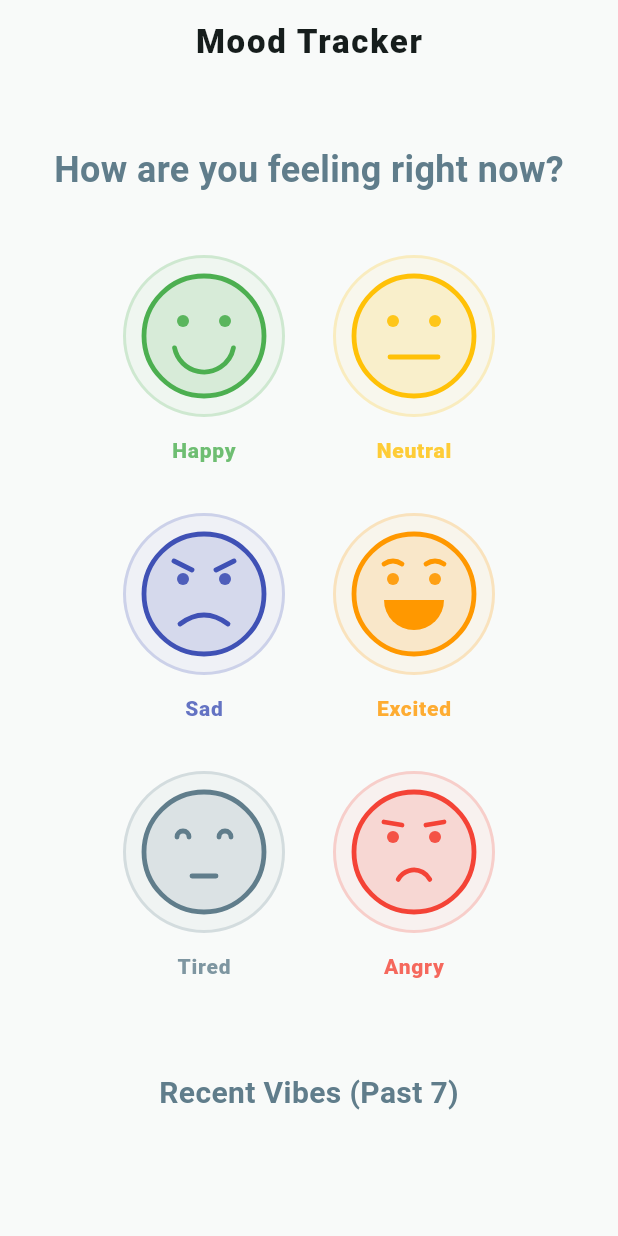
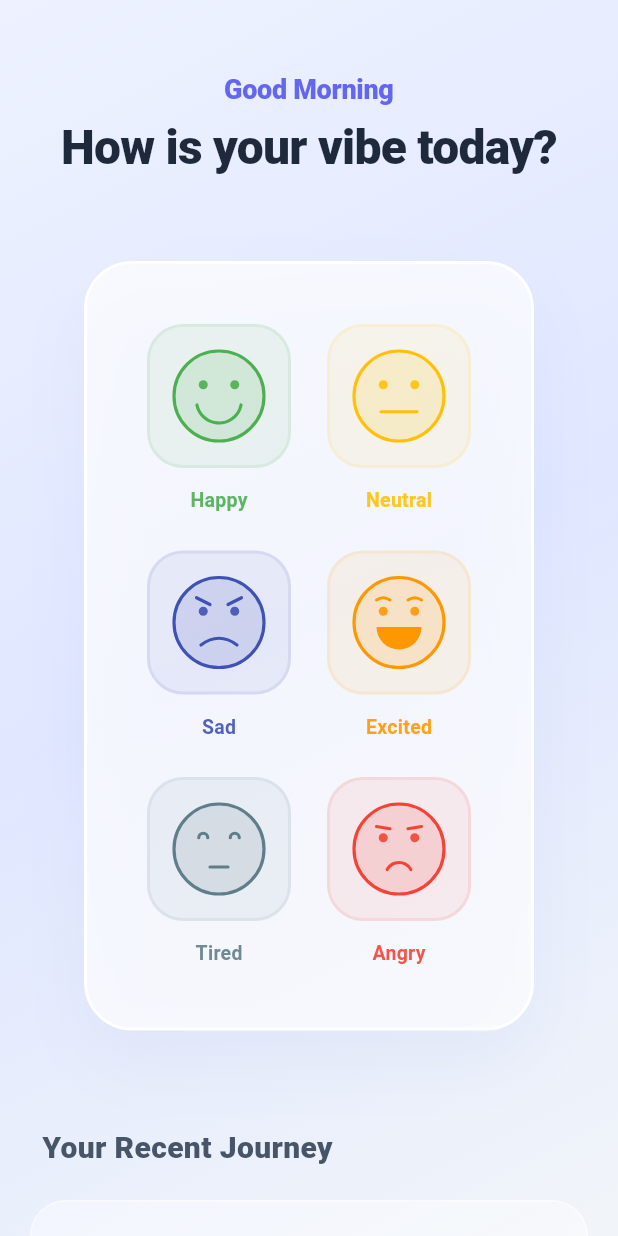
Before and after one commit to filelucker/flutter_mood_tracker_web_app, a Flutter app: the screen it shows after launch, on a phone screen of 412 x 824 dp. Run offline on Flutter 3.47's test engine with Material 3 defaults, Android fonts, the light colour scheme and no system bars.

Commit message:
ui: major visual overhaul for a modern and premium aesthetic
- Redesigned main screen with a soft gradient background and glassy containers.
- Added time-based personalized greetings.
- Implemented hover scale animations for mood buttons.
- Refined typography and color palette using Indigo/Slate tones.
- Updated TimelineCard with a cleaner, more minimal design and better layout.
- Polished CustomPainter stroke weights for a crisper vector look.

```diff
--- a/lib/main.dart
+++ b/lib/main.dart
@@ -14,12 +14,25 @@ class MoodTrackerApp extends StatelessWidget {
   @override
   Widget build(BuildContext context) {
     return MaterialApp(
-      title: 'Vector Mood Tracker',
+      title: 'VibeCheck',
       debugShowCheckedModeBanner: false,
       theme: ThemeData(
         useMaterial3: true,
-        colorSchemeSeed: Colors.teal,
-        scaffoldBackgroundColor: const Color(0xFFF8FAF9),
+        colorSchemeSeed: const Color(0xFF6366F1), // Modern Indigo
+        brightness: Brightness.light,
+        scaffoldBackgroundColor: const Color(0xFFF1F5F9), // Slate 100
+        textTheme: const TextTheme(
+          displaySmall: TextStyle(
+            fontWeight: FontWeight.w900,
+            color: Color(0xFF1E293B),
+            letterSpacing: -0.5,
+          ),
+          titleLarge: TextStyle(
+            fontWeight: FontWeight.w800,
+            color: Color(0xFF334155),
+            letterSpacing: -0.2,
+          ),
+        ),
       ),
       home: const MoodTrackerHome(),
     );
@@ -34,45 +47,78 @@ class MoodTrackerHome extends StatefulWidget {
 }
 
 class _MoodTrackerHomeState extends State<MoodTrackerHome> {
-  // Native state management: local instance of ChangeNotifier
   final MoodProvider _moodProvider = MoodProvider();
+
+  String get _greeting {
+    final hour = DateTime.now().hour;
+    if (hour < 12) return 'Good Morning';
+    if (hour < 17) return 'Good Afternoon';
+    return 'Good Evening';
+  }
 
   @override
   Widget build(BuildContext context) {
     return Scaffold(
-      appBar: AppBar(
-        title: const Text(
-          'Mood Tracker',
-          style: TextStyle(fontWeight: FontWeight.w900, letterSpacing: 1.2),
-        ),
-        centerTitle: true,
-        elevation: 0,
-        backgroundColor: Colors.transparent,
-      ),
-      body: Center(
-        child: SingleChildScrollView(
-          padding: const EdgeInsets.symmetric(vertical: 40),
-          child: Container(
-            constraints: const BoxConstraints(maxWidth: 800),
-            child: Column(
-              mainAxisAlignment: MainAxisAlignment.center,
-              children: [
-                const Text(
-                  'How are you feeling right now?',
-                  style: TextStyle(
-                    fontSize: 24,
-                    fontWeight: FontWeight.w600,
-                    color: Colors.blueGrey,
+      body: Container(
+        decoration: const BoxDecoration(
+          gradient: LinearGradient(
+            begin: Alignment.topLeft,
+            end: Alignment.bottomRight,
+            colors: [
+              Color(0xFFEEF2FF),
+              Color(0xFFE0E7FF),
+              Color(0xFFF1F5F9),
+            ],
           ),
         ),
-                const SizedBox(height: 40),
+        child: SafeArea(
+          child: Center(
+            child: SingleChildScrollView(
+              padding: const EdgeInsets.symmetric(vertical: 48, horizontal: 20),
+              child: Container(
+                constraints: const BoxConstraints(maxWidth: 700),
+                child: Column(
+                  children: [
+                    // Header Section
+                    Column(
+                      children: [
+                        Text(
+                          _greeting,
+                          style: Theme.of(context).textTheme.titleLarge?.copyWith(
+                                color: const Color(0xFF6366F1),
+                                fontSize: 18,
+                              ),
+                        ),
+                        const SizedBox(height: 8),
+                        Text(
+                          'How is your vibe today?',
+                          textAlign: TextAlign.center,
+                          style: Theme.of(context).textTheme.displaySmall?.copyWith(
+                                fontSize: 32,
+                              ),
+                        ),
+                      ],
+                    ),
+                    const SizedBox(height: 56),
 
-                // Mood Logging Buttons - Now using Wrap for more moods
-                Padding(
-                  padding: const EdgeInsets.symmetric(horizontal: 24),
+                    // Mood Selector Card
+                    Container(
+                      padding: const EdgeInsets.all(40),
+                      decoration: BoxDecoration(
+                        color: Colors.white.withOpacity(0.7),
+                        borderRadius: BorderRadius.circular(32),
+                        border: Border.all(color: Colors.white, width: 2),
+                        boxShadow: [
+                          BoxShadow(
+                            color: Colors.indigo.withOpacity(0.05),
+                            blurRadius: 40,
+                            offset: const Offset(0, 20),
+                          ),
+                        ],
+                      ),
                       child: Wrap(
-                    spacing: 32,
-                    runSpacing: 32,
+                        spacing: 24,
+                        runSpacing: 24,
                         alignment: WrapAlignment.center,
                         children: MoodType.values
                             .map((type) => _MoodButton(
@@ -83,41 +129,55 @@ class _MoodTrackerHomeState extends State<MoodTrackerHome> {
                       ),
                     ),
 
-                const SizedBox(height: 60),
+                    const SizedBox(height: 64),
 
-                // Timeline Section: Now Centered in the screen flow
-                const Text(
-                  'Recent Vibes (Past 7)',
+                    // History Section
+                    Column(
+                      crossAxisAlignment: CrossAxisAlignment.start,
+                      children: [
+                        const Padding(
+                          padding: EdgeInsets.only(left: 8, bottom: 20),
+                          child: Text(
+                            'Your Recent Journey',
                             style: TextStyle(
                               fontSize: 20,
-                    fontWeight: FontWeight.w700,
-                    color: Colors.blueGrey,
+                              fontWeight: FontWeight.w800,
+                              color: Color(0xFF475569),
                             ),
                           ),
-                const SizedBox(height: 24),
-
+                        ),
                         SizedBox(
-                  height: 240,
+                          height: 220,
                           child: ListenableBuilder(
                             listenable: _moodProvider,
                             builder: (context, child) {
                               final entries = _moodProvider.lastSevenEntries;
 
                               if (entries.isEmpty) {
-                        return const Center(
+                                return Container(
+                                  width: double.infinity,
+                                  decoration: BoxDecoration(
+                                    color: Colors.white.withOpacity(0.4),
+                                    borderRadius: BorderRadius.circular(24),
+                                    border: Border.all(
+                                      color: Colors.white.withOpacity(0.5),
+                                    ),
+                                  ),
+                                  child: const Center(
                                     child: Text(
-                            'No entries yet. Tap a face above to start!',
+                                      'Your timeline is empty. Log a mood to start!',
                                       style: TextStyle(
-                                color: Colors.grey,
-                                fontStyle: FontStyle.italic),
+                                        color: Color(0xFF94A3B8),
+                                        fontStyle: FontStyle.italic,
+                                        fontWeight: FontWeight.w500,
+                                      ),
+                                    ),
                                   ),
                                 );
                               }
 
                               return ListView.builder(
                                 scrollDirection: Axis.horizontal,
-                        shrinkWrap: true,
-                        padding: const EdgeInsets.symmetric(horizontal: 16),
                                 physics: const BouncingScrollPhysics(),
                                 itemCount: entries.length,
                                 itemBuilder: (context, index) {
@@ -129,6 +189,10 @@ class _MoodTrackerHomeState extends State<MoodTrackerHome> {
                         ),
                       ],
                     ),
+                  ],
+                ),
+              ),
+            ),
           ),
         ),
       ),
@@ -136,44 +200,65 @@ class _MoodTrackerHomeState extends State<MoodTrackerHome> {
   }
 }
 
-class _MoodButton extends StatelessWidget {
+class _MoodButton extends StatefulWidget {
   final MoodType type;
   final VoidCallback onTap;
 
   const _MoodButton({required this.type, required this.onTap});
 
   @override
+  State<_MoodButton> createState() => _MoodButtonState();
+}
+
+class _MoodButtonState extends State<_MoodButton> {
+  bool _isHovered = false;
+
+  @override
   Widget build(BuildContext context) {
-    return Column(
+    return MouseRegion(
+      onEnter: (_) => setState(() => _isHovered = true),
+      onExit: (_) => setState(() => _isHovered = false),
+      cursor: SystemMouseCursors.click,
+      child: GestureDetector(
+        onTap: widget.onTap,
+        child: AnimatedScale(
+          scale: _isHovered ? 1.1 : 1.0,
+          duration: const Duration(milliseconds: 200),
+          curve: Curves.easeOutBack,
+          child: Column(
+            mainAxisSize: MainAxisSize.min,
             children: [
-        GestureDetector(
-          onTap: onTap,
-          child: MouseRegion(
-            cursor: SystemMouseCursors.click,
-            child: Container(
-              padding: const EdgeInsets.all(12),
+              Container(
+                padding: const EdgeInsets.all(16),
                 decoration: BoxDecoration(
-                color: type.color.withOpacity(0.05),
-                shape: BoxShape.circle,
-                border: Border.all(color: type.color.withOpacity(0.2), width: 2),
+                  color: widget.type.color.withOpacity(0.08),
+                  borderRadius: BorderRadius.circular(24),
+                  border: Border.all(
+                    color: _isHovered
+                        ? widget.type.color.withOpacity(0.4)
+                        : widget.type.color.withOpacity(0.1),
+                    width: 2,
+                  ),
                 ),
                 child: CustomPaint(
-                size: const Size(80, 80),
-                painter: MoodPainter(moodType: type),
-              ),
-            ),
+                  size: const Size(60, 60),
+                  painter: MoodPainter(moodType: widget.type),
                 ),
               ),
               const SizedBox(height: 12),
               Text(
-          type.label,
+                widget.type.label,
                 style: TextStyle(
-            fontWeight: FontWeight.w800,
-            color: type.color.withOpacity(0.8),
-            letterSpacing: 0.5,
+                  fontWeight: FontWeight.w700,
+                  fontSize: 13,
+                  color: widget.type.color.withOpacity(0.9),
+                  letterSpacing: 0.2,
                 ),
               ),
             ],
+          ),
+        ),
+      ),
     );
   }
 }
--- a/lib/painters/mood_painter.dart
+++ b/lib/painters/mood_painter.dart
@@ -30,7 +30,7 @@ class MoodPainter extends CustomPainter {
     final strokePaint = Paint()
       ..color = color
       ..style = PaintingStyle.stroke
-      ..strokeWidth = radius * 0.08
+      ..strokeWidth = radius * 0.07
       ..strokeCap = StrokeCap.round;
 
     final eyePaint = Paint()
```
Also changed, not shown: lib/widgets/timeline_card.dart (+53 -31 lines). Lines whose indentation alone changed are shown as unchanged.
